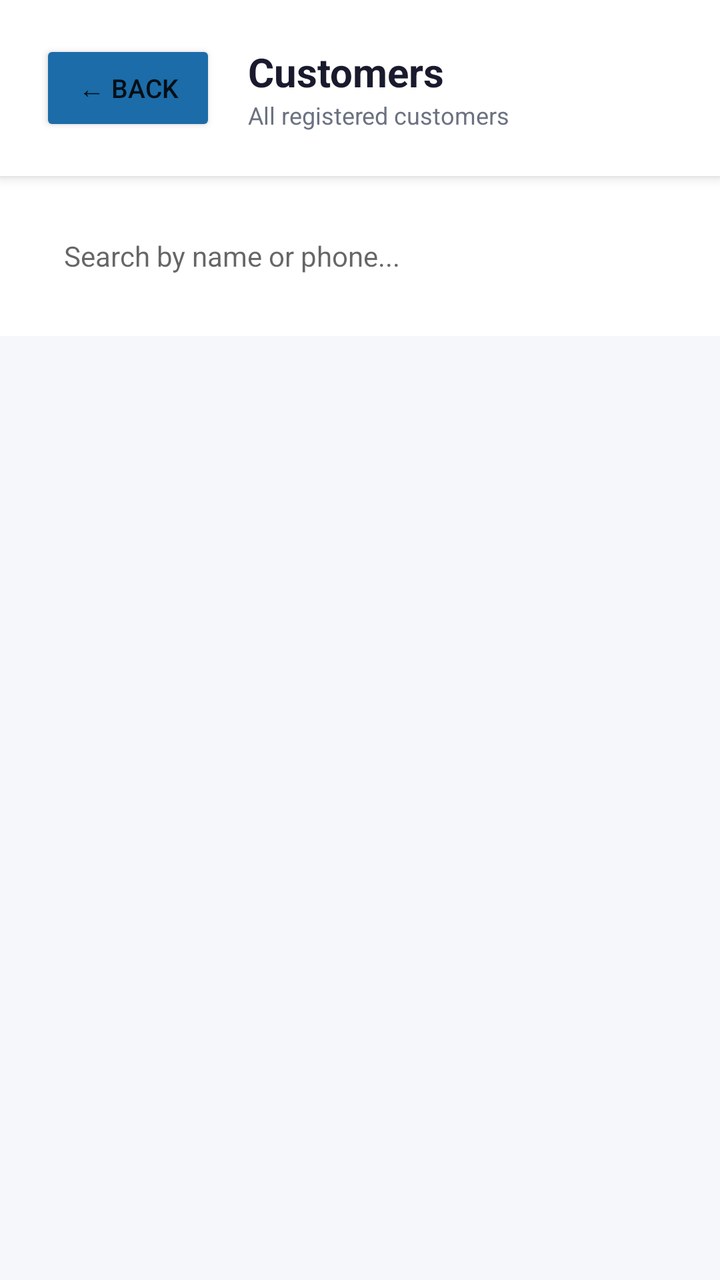
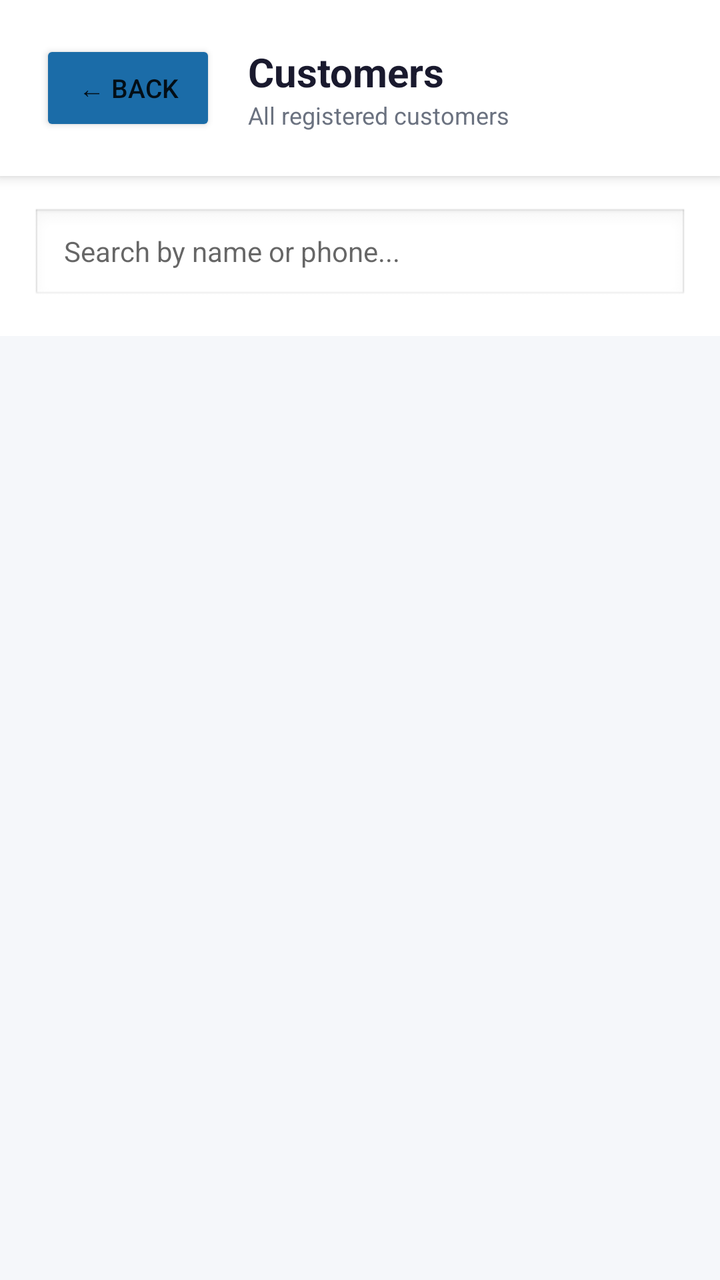

Before-and-after screenshots of an Android layout around one commit, followed by the original layout XML and the change that was made.
<!-- AndroidManifest.xml: application theme Theme.LakpuraApp -->
<!-- res/layout/activity_customers.xml -->
<?xml version="1.0" encoding="utf-8"?>
<LinearLayout xmlns:android="http://schemas.android.com/apk/res/android"
    android:layout_width="match_parent"
    android:layout_height="match_parent"
    android:orientation="vertical"
    android:background="@color/background">

    <LinearLayout
        android:layout_width="match_parent"
        android:layout_height="wrap_content"
        android:orientation="horizontal"
        android:gravity="center_vertical"
        android:padding="20dp"
        android:background="@color/surface"
        android:elevation="4dp">

        <Button
            android:id="@+id/btnBack"
            android:layout_width="wrap_content"
            android:layout_height="wrap_content"
            android:text="← Back"
            android:textSize="13sp"
            android:backgroundTint="@color/primary"
            android:layout_marginEnd="16dp"/>

        <LinearLayout
            android:layout_width="0dp"
            android:layout_height="wrap_content"
            android:layout_weight="1"
            android:orientation="vertical">

            <TextView
                android:layout_width="wrap_content"
                android:layout_height="wrap_content"
                android:text="Customers"
                android:textSize="20sp"
                android:textStyle="bold"
                android:textColor="@color/text_primary"/>

            <TextView
                android:layout_width="wrap_content"
                android:layout_height="wrap_content"
                android:text="All registered customers"
                android:textSize="12sp"
                android:textColor="@color/text_secondary"/>
        </LinearLayout>
    </LinearLayout>

    <LinearLayout
        android:layout_width="match_parent"
        android:layout_height="wrap_content"
        android:orientation="horizontal"
        android:padding="16dp"
        android:background="@color/surface">

        <EditText
            android:id="@+id/etSearch"
            android:layout_width="match_parent"
            android:layout_height="48dp"
            android:hint="Search by name or phone..."
            android:inputType="text"
            android:background="@drawable/edit_text_bg"
            android:paddingStart="16dp"
            android:paddingEnd="16dp"
            android:textSize="14sp"/>
    </LinearLayout>

    <ScrollView
        android:layout_width="match_parent"
        android:layout_height="match_parent">

        <LinearLayout
            android:layout_width="match_parent"
            android:layout_height="wrap_content"
            android:orientation="vertical"
            android:padding="20dp">

            <ProgressBar
                android:id="@+id/progressBar"
                android:layout_width="wrap_content"
                android:layout_height="wrap_content"
                android:layout_gravity="center"
                android:visibility="gone"
                android:layout_marginBottom="16dp"/>

            <TextView
                android:id="@+id/tvEmpty"
                android:layout_width="wrap_content"
                android:layout_height="wrap_content"
                android:text="No customers found"
                android:textSize="15sp"
                android:textColor="@color/text_secondary"
                android:layout_gravity="center"
                android:visibility="gone"
                android:layout_marginTop="40dp"/>

            <LinearLayout
                android:id="@+id/llCustomers"
                android:layout_width="match_parent"
                android:layout_height="wrap_content"
                android:orientation="vertical"/>

        </LinearLayout>
    </ScrollView>

</LinearLayout>
<!-- resources referenced by this layout -->
<resources>
  <color name="background">#F5F7FA</color>
  <color name="primary">#1B6CA8</color>
  <color name="surface">#FFFFFF</color>
  <color name="text_primary">#1A1A2E</color>
  <color name="text_secondary">#6B7280</color>
  <style name="Theme.LakpuraApp" parent="Theme.MaterialComponents.Light.NoActionBar">
          <item name="colorPrimary">@color/primary</item>
          <item name="colorPrimaryDark">@color/primary_dark</item>
          <item name="colorAccent">@color/primary</item>
          <item name="android:windowBackground">@color/background</item>
      </style>
  <color name="primary_dark">#154E80</color>
</resources>

<!-- the commit's change to res/layout/activity_customers.xml (unified diff, before → after) -->
@@ -59,7 +59,7 @@
             android:layout_height="48dp"
             android:hint="Search by name or phone..."
             android:inputType="text"
-            android:background="@drawable/edit_text_bg"
+            android:background="@android:drawable/edit_text"
             android:paddingStart="16dp"
             android:paddingEnd="16dp"
             android:textSize="14sp"/>
